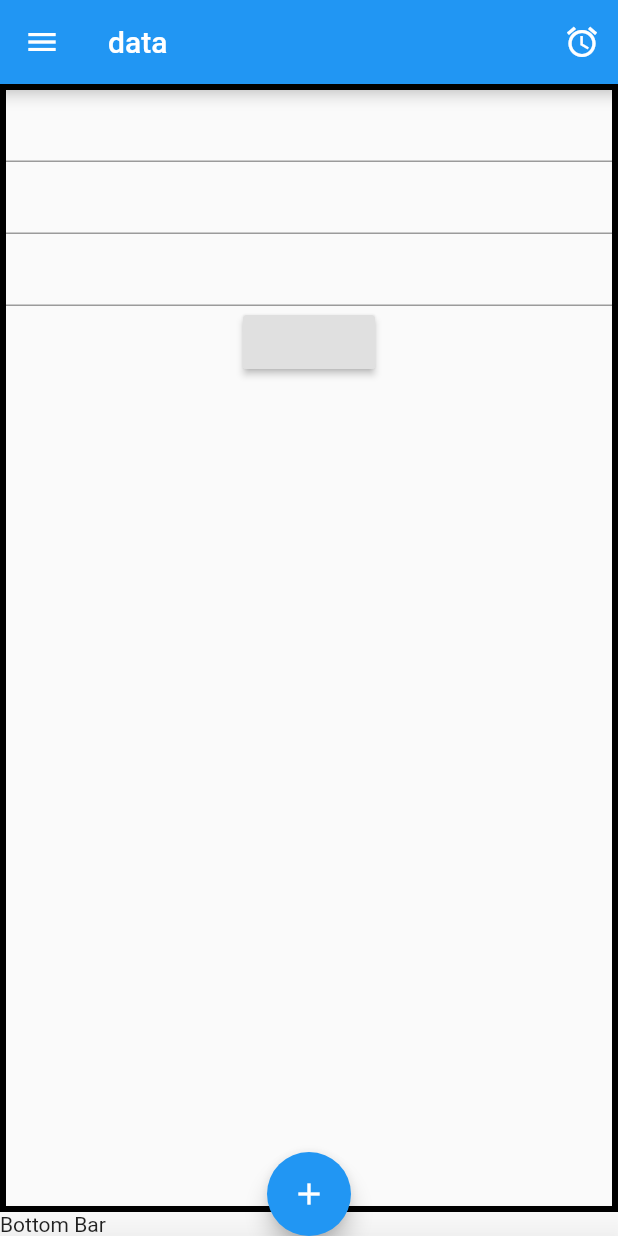
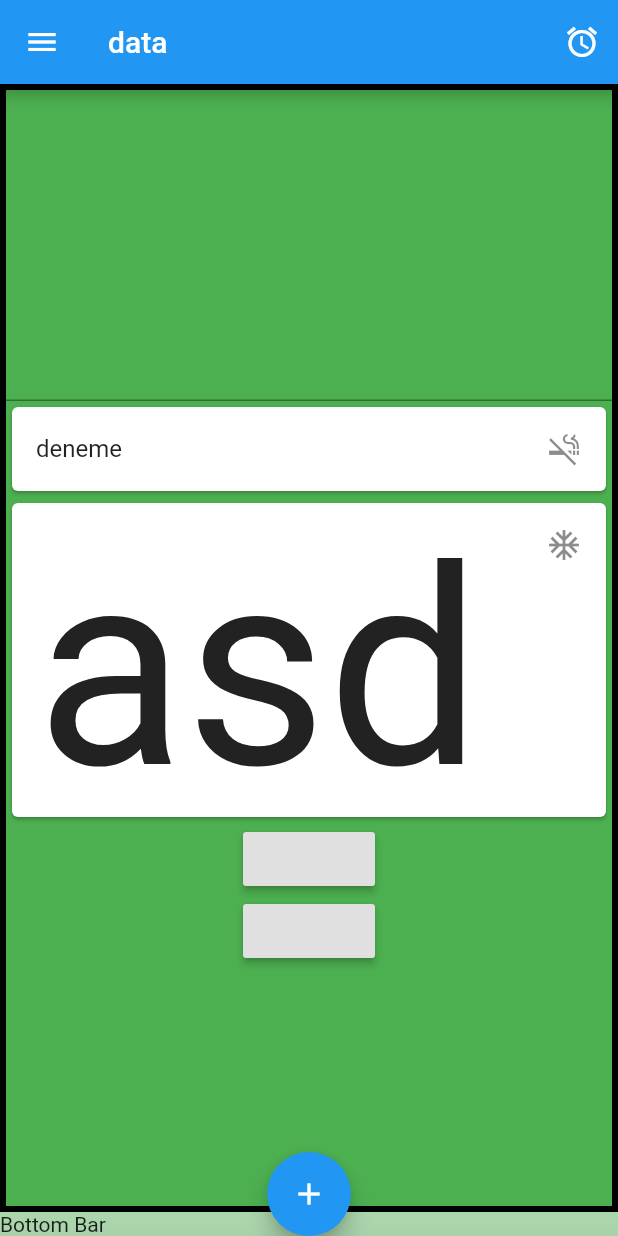
Before and after one commit to fatihhkaya/FlutterDeneme, a Flutter app: the UIBaseView screen opened directly, on a phone screen of 412 x 824 dp. Run offline on Flutter 3.47's test engine with Material 2 defaults, Android fonts, the phone set to English and light mode, and no system bars; our stand-ins replace flutter_screenutil; network calls fail.

```diff
--- a/lib/main.dart
+++ b/lib/main.dart
@@ -1,4 +1,5 @@
-import 'package:FlutterileDenemeler/views/uibase.dart';
+import 'package:FlutterileDenemeler/httpHello.dart';
+import 'package:FlutterileDenemeler/tabbar_view.dart';
 import 'package:FlutterileDenemeler/widgets/shadow.dart';
 import 'package:flutter/material.dart';
 
@@ -10,7 +11,7 @@ class MyApp extends StatelessWidget {
   Widget build(BuildContext context) {
     return MaterialApp(
       title: 'Fatih App',
-      home: UIBaseView(
+      home: TabbarView(
 
       ),
     );
--- a/lib/views/uibase.dart
+++ b/lib/views/uibase.dart
@@ -1,4 +1,5 @@
 import 'package:flutter/material.dart';
+import 'package:FlutterileDenemeler/widgets/list_item.dart';
 
 class UIBaseView extends StatefulWidget {
   UIBaseView({Key key}) : super(key: key);
@@ -11,6 +12,8 @@ class _UIBaseViewState extends State<UIBaseView> {
   @override
   Widget build(BuildContext context) {
     return Scaffold(
+     // resizeToAvoidBottomInset: true,
+     backgroundColor: Colors.green,
       appBar: AppBar(
         title: Text("data"),
         leading: Icon(Icons.menu),
@@ -47,10 +50,25 @@ class _UIBaseViewState extends State<UIBaseView> {
           )
         ),
         child: Column(
+          crossAxisAlignment: CrossAxisAlignment.center,
+          mainAxisAlignment: MainAxisAlignment.center,
           children: [
+
             TextField(),
-            TextField(),
-            TextField(),
+            Card(
+              child: ListTile(
+                title: Text("deneme"),
+                trailing: Icon(Icons.smoke_free),
+              ),
+
+            ),
+           CardListItem(icons: Icons.ac_unit,
+           title: "asdff",),
+            RaisedButton(
+
+              onPressed: (){
+
+            }),
             RaisedButton(
               onPressed: (){
 
--- /dev/null
+++ b/lib/widgets/list_item.dart
@@ -0,0 +1,29 @@
+import 'package:flutter/material.dart';
+import 'package:flutter_screenutil/flutter_screenutil.dart';
+
+class CardListItem extends StatelessWidget {
+  CardListItem({@required this.icons, this.onPress, this.title});
+
+  final String title;
+  final IconData icons;
+  final VoidCallback onPress;
+
+  @override
+  Widget build(BuildContext context) {
+    ScreenUtil.init(context);
+    return Container(
+      height: ScreenUtil().setSp(190),
+
+      child: Card(
+        child: ListTile(
+          onTap: onPress,
+          title: Text(
+            title ?? "",
+            style: TextStyle(fontSize: ScreenUtil().setSp(160)),
+          ),
+          trailing: Icon(icons ?? Icons.warning),
+        ),
+      ),
+    );
+  }
+}
--- a/pubspec.yaml
+++ b/pubspec.yaml
@@ -23,6 +23,8 @@ environment:
 dependencies:
   flutter:
     sdk: flutter
+  flutter_screenutil: ^2.3.0
+  http: ^0.12.2
 
 
   # The following adds the Cupertino Icons font to your application.
```
Also changed, not shown: lib/httpHello.dart (added, +59 -0 lines), lib/tabbar_view.dart (added, +44 -0 lines), lib/views/anasayfa.dart (+12 -2 lines), pubspec.lock, 1 other file.
